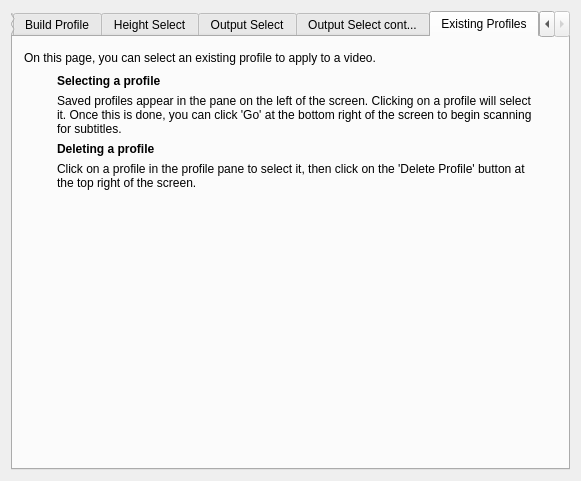
The window that SubScraperGUI/Help.ui (lkelly451/SubScraperGUI) describes before a commit, drawn with Qt 5.
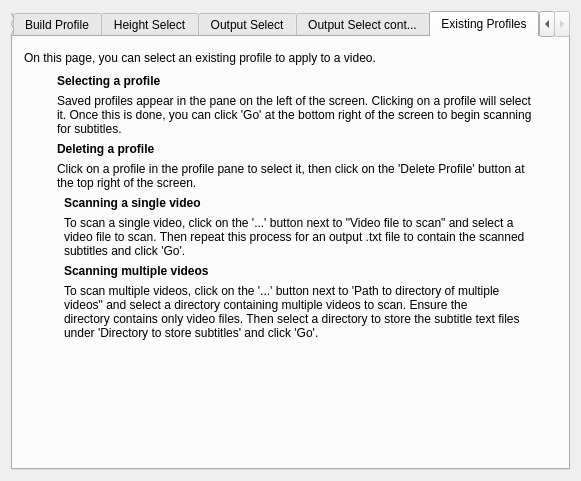
The same window after the commit. The open tabs and pages were chosen to show the change.

Commit message: Updated help menu with info on performing batch analyses.

```diff
--- a/SubScraperGUI/Help.ui
+++ b/SubScraperGUI/Help.ui
@@ -23,7 +23,7 @@
       </size>
      </property>
      <property name="currentIndex">
-      <number>0</number>
+      <number>5</number>
      </property>
      <widget class="QWidget" name="mainTab">
       <attribute name="title">
@@ -906,8 +906,10 @@
       <attribute name="title">
        <string>Existing Profiles</string>
       </attribute>
-      <layout class="QGridLayout" name="gridLayout_14">
+      <layout class="QGridLayout" name="gridLayout_8">
        <item row="0" column="0">
+        <layout class="QVBoxLayout" name="verticalLayout_18">
+         <item>
         <layout class="QHBoxLayout" name="horizontalLayout_23">
          <item>
           <widget class="QLabel" name="label_24">
@@ -931,7 +933,7 @@
          </item>
         </layout>
        </item>
-       <item row="1" column="0">
+         <item>
         <layout class="QHBoxLayout" name="horizontalLayout_24">
          <item>
           <spacer name="horizontalSpacer_43">
@@ -1008,18 +1010,99 @@
          </item>
         </layout>
        </item>
-       <item row="2" column="0">
+         <item>
+          <layout class="QHBoxLayout" name="horizontalLayout_12">
+           <item>
+            <spacer name="horizontalSpacer_46">
+             <property name="orientation">
+              <enum>Qt::Horizontal</enum>
+             </property>
+             <property name="sizeHint" stdset="0">
+              <size>
+               <width>48</width>
+               <height>20</height>
+              </size>
+             </property>
+            </spacer>
+           </item>
+           <item>
+            <layout class="QVBoxLayout" name="verticalLayout_17">
+             <item>
+              <widget class="QLabel" name="label_29">
+               <property name="font">
+                <font>
+                 <weight>75</weight>
+                 <bold>true</bold>
+                </font>
+               </property>
+               <property name="text">
+                <string>Scanning a single video</string>
+               </property>
+              </widget>
+             </item>
+             <item>
+              <widget class="QLabel" name="label_30">
+               <property name="text">
+                <string>To scan a single video, click on the '...' button next to &quot;Video file to scan&quot; and select a 
+video file to scan. Then repeat this process for an output .txt file to contain the scanned 
+subtitles and click 'Go'.</string>
+               </property>
+              </widget>
+             </item>
+             <item>
+              <widget class="QLabel" name="label_32">
+               <property name="font">
+                <font>
+                 <weight>75</weight>
+                 <bold>true</bold>
+                </font>
+               </property>
+               <property name="text">
+                <string>Scanning multiple videos</string>
+               </property>
+              </widget>
+             </item>
+             <item>
+              <widget class="QLabel" name="label_31">
+               <property name="text">
+                <string>To scan multiple videos, click on the '...' button next to 'Path to directory of multiple 
+videos&quot; and select a directory containing multiple videos to scan. Ensure the
+directory contains only video files. Then select a directory to store the subtitle text files
+under 'Directory to store subtitles' and click 'Go'.</string>
+               </property>
+              </widget>
+             </item>
+            </layout>
+           </item>
+           <item>
+            <spacer name="horizontalSpacer_47">
+             <property name="orientation">
+              <enum>Qt::Horizontal</enum>
+             </property>
+             <property name="sizeHint" stdset="0">
+              <size>
+               <width>40</width>
+               <height>20</height>
+              </size>
+             </property>
+            </spacer>
+           </item>
+          </layout>
+         </item>
+         <item>
         <spacer name="verticalSpacer_19">
          <property name="orientation">
           <enum>Qt::Vertical</enum>
          </property>
          <property name="sizeHint" stdset="0">
           <size>
-           <width>20</width>
-           <height>269</height>
+             <width>17</width>
+             <height>108</height>
           </size>
          </property>
         </spacer>
+         </item>
+        </layout>
        </item>
       </layout>
      </widget>
```
Lines whose indentation alone changed are shown as unchanged.
